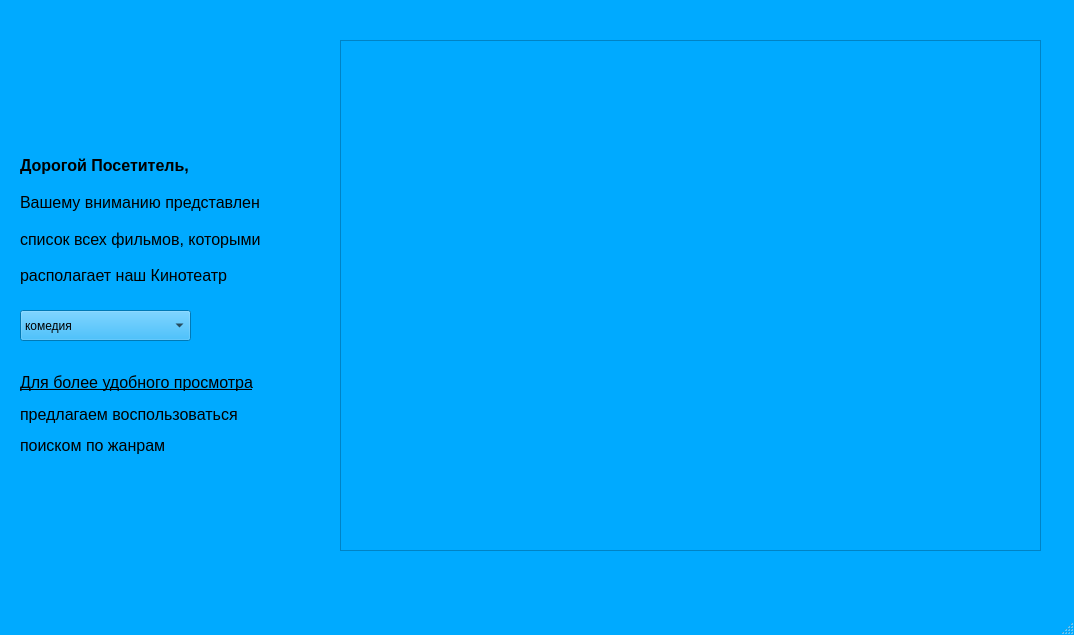
katiarapter/lyceum, file visitor.ui: the form before one commit.
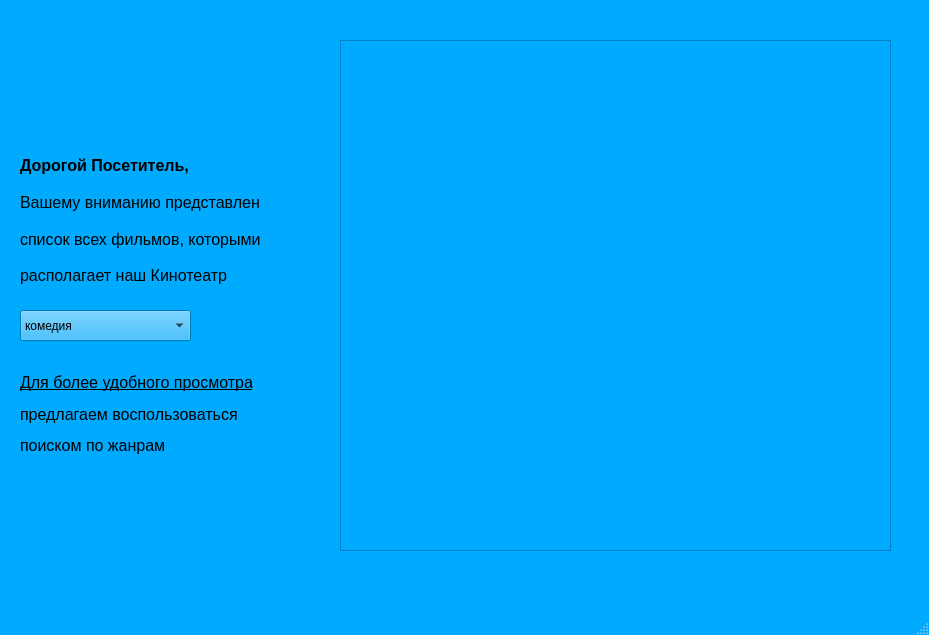
The form after the commit.

The edit to the form file:
```diff
--- a/visitor.ui
+++ b/visitor.ui
@@ -6,7 +6,7 @@
    <rect>
     <x>0</x>
     <y>0</y>
-    <width>1074</width>
+    <width>929</width>
     <height>635</height>
    </rect>
   </property>
@@ -517,7 +517,7 @@
      <rect>
       <x>340</x>
       <y>40</y>
-      <width>701</width>
+      <width>551</width>
       <height>511</height>
      </rect>
     </property>
```
Left out of the diff: 4 changed lines with no effect on the pictures.
